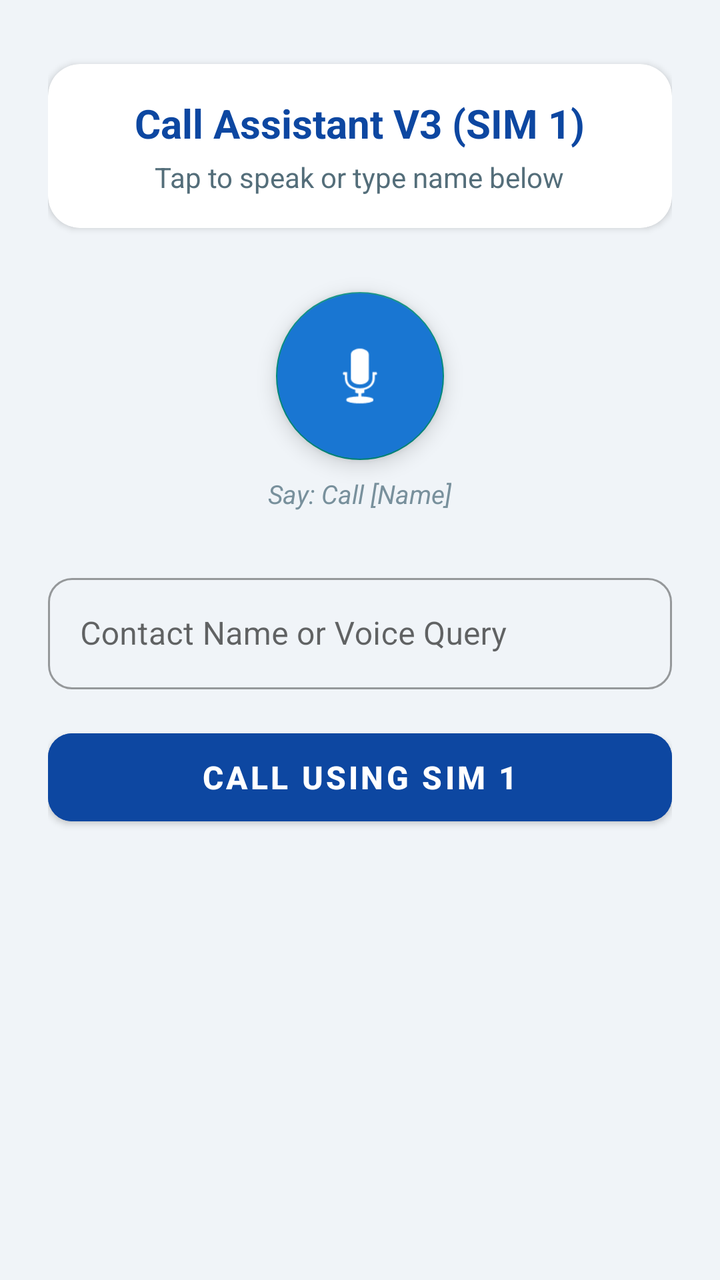
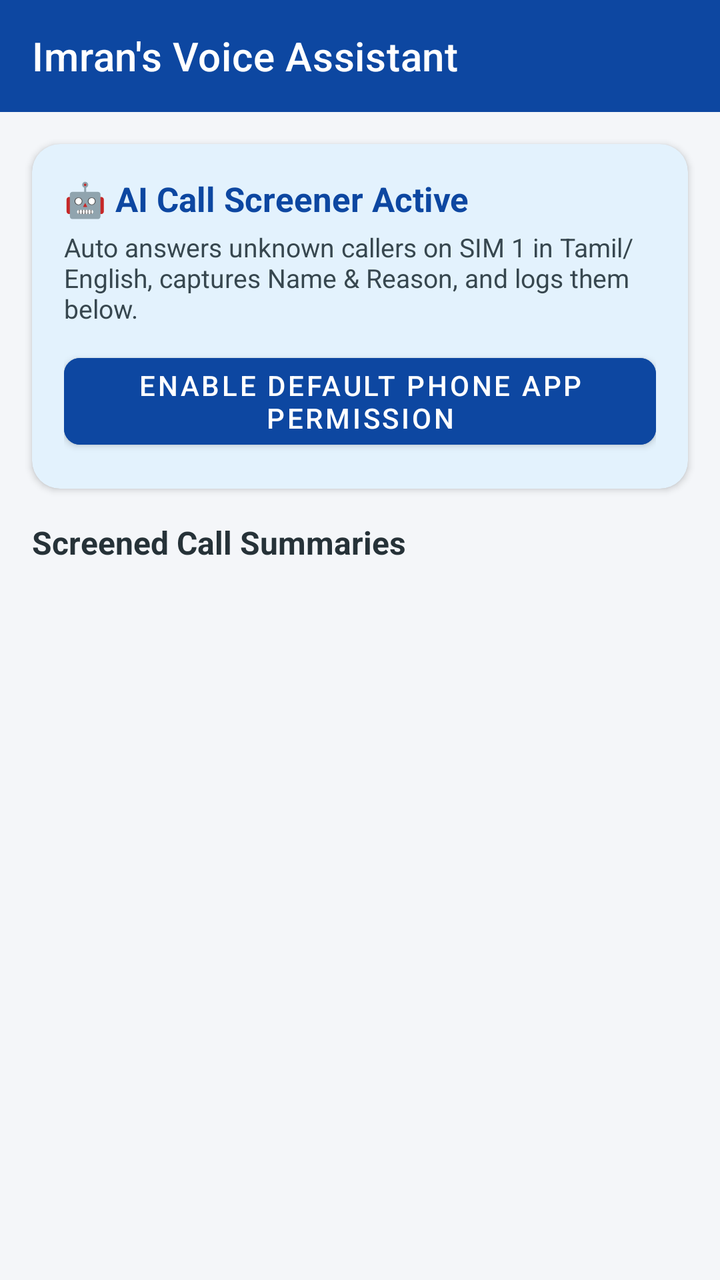

Two renders of the same Android screen: before a commit and after it. Below are the layout's source before the change and the commit's diff.
<!-- AndroidManifest.xml: application theme Theme.PersonalCallAssistant -->
<!-- res/layout/activity_main.xml -->
<?xml version="1.0" encoding="utf-8"?>
<ScrollView xmlns:android="http://schemas.android.com/apk/res/android"
    xmlns:app="http://schemas.android.com/apk/res-auto"
    android:layout_width="match_parent"
    android:layout_height="match_parent"
    android:fillViewport="true"
    android:background="#F0F4F8">

    <LinearLayout
        android:layout_width="match_parent"
        android:layout_height="wrap_content"
        android:orientation="vertical"
        android:padding="24dp"
        android:gravity="center_horizontal">

        
        <com.google.android.material.card.MaterialCardView
            android:layout_width="match_parent"
            android:layout_height="wrap_content"
            android:layout_marginTop="8dp"
            app:cardCornerRadius="16dp"
            app:cardElevation="2dp"
            app:cardBackgroundColor="#FFFFFF">

            <LinearLayout
                android:layout_width="match_parent"
                android:layout_height="wrap_content"
                android:orientation="vertical"
                android:padding="16dp"
                android:gravity="center">

                <TextView
                    android:id="@+id/tvHeaderTitle"
                    android:layout_width="wrap_content"
                    android:layout_height="wrap_content"
                    android:text="@string/title_v3"
                    android:textSize="20sp"
                    android:textStyle="bold"
                    android:textColor="#0D47A1" />

                <TextView
                    android:id="@+id/tvVoiceStatus"
                    android:layout_width="wrap_content"
                    android:layout_height="wrap_content"
                    android:text="@string/tap_to_speak"
                    android:textSize="14sp"
                    android:textColor="#546E7A"
                    android:layout_marginTop="4dp" />
            </LinearLayout>
        </com.google.android.material.card.MaterialCardView>

        
        <com.google.android.material.floatingactionbutton.FloatingActionButton
            android:id="@+id/fabVoice"
            android:layout_width="wrap_content"
            android:layout_height="wrap_content"
            android:layout_marginTop="32dp"
            android:contentDescription="Voice Command"
            app:fabCustomSize="84dp"
            app:maxImageSize="40dp"
            app:tint="#FFFFFF"
            android:backgroundTint="#1976D2"
            android:src="@android:drawable/ic_btn_speak_now" />

        <TextView
            android:layout_width="wrap_content"
            android:layout_height="wrap_content"
            android:text="Say: Call [Name]"
            android:textSize="13sp"
            android:textStyle="italic"
            android:textColor="#78909C"
            android:layout_marginTop="8dp" />

        
        <com.google.android.material.textfield.TextInputLayout
            android:id="@+id/inputLayoutName"
            style="@style/Widget.MaterialComponents.TextInputLayout.OutlinedBox"
            android:layout_width="match_parent"
            android:layout_height="wrap_content"
            android:layout_marginTop="28dp"
            android:hint="@string/hint_name"
            app:boxCornerRadiusTopStart="12dp"
            app:boxCornerRadiusTopEnd="12dp"
            app:boxCornerRadiusBottomStart="12dp"
            app:boxCornerRadiusBottomEnd="12dp">

            <com.google.android.material.textfield.TextInputEditText
                android:id="@+id/etNameQuery"
                android:layout_width="match_parent"
                android:layout_height="wrap_content"
                android:inputType="textPersonName"
                android:maxLines="1"
                android:textSize="16sp" />
        </com.google.android.material.textfield.TextInputLayout>

        
        <com.google.android.material.button.MaterialButton
            android:id="@+id/btnCallAction"
            android:layout_width="match_parent"
            android:layout_height="56dp"
            android:layout_marginTop="16dp"
            android:text="@string/btn_call_sim1"
            android:textSize="16sp"
            android:textStyle="bold"
            app:cornerRadius="12dp"
            android:backgroundTint="#0D47A1" />

        
        <com.google.android.material.card.MaterialCardView
            android:id="@+id/cardResult"
            android:layout_width="match_parent"
            android:layout_height="wrap_content"
            android:layout_marginTop="24dp"
            android:visibility="gone"
            app:cardCornerRadius="16dp"
            app:cardElevation="3dp"
            app:cardBackgroundColor="#FFFFFF">

            <LinearLayout
                android:layout_width="match_parent"
                android:layout_height="wrap_content"
                android:orientation="vertical"
                android:padding="18dp">

                <TextView
                    android:id="@+id/tvMatchStatus"
                    android:layout_width="wrap_content"
                    android:layout_height="wrap_content"
                    android:textSize="17sp"
                    android:textStyle="bold" />

                <TextView
                    android:id="@+id/tvMatchDetails"
                    android:layout_width="wrap_content"
                    android:layout_height="wrap_content"
                    android:textSize="14sp"
                    android:textColor="#37474F"
                    android:layout_marginTop="6dp" />
            </LinearLayout>
        </com.google.android.material.card.MaterialCardView>

    </LinearLayout>
</ScrollView>
<!-- resources referenced by this layout -->
<resources>
  <string name="btn_call_sim1">Call using SIM 1</string>
  <string name="hint_name">Contact Name or Voice Query</string>
  <string name="tap_to_speak">Tap to speak or type name below</string>
  <string name="title_v3">Call Assistant V3 (SIM 1)</string>
  <style name="Theme.PersonalCallAssistant" parent="Theme.MaterialComponents.DayNight.DarkActionBar">
          
          <item name="colorPrimary">#1976D2</item>
          <item name="colorPrimaryVariant">#0D47A1</item>
          <item name="colorOnPrimary">#FFFFFF</item>
          
          
          <item name="colorSecondary">#00897B</item>
          <item name="colorSecondaryVariant">#004D40</item>
          <item name="colorOnSecondary">#FFFFFF</item>
          
          
          <item name="android:statusBarColor">?attr/colorPrimaryVariant</item>
      </style>
</resources>

<!-- the commit's change to res/layout/activity_main.xml (unified diff, before → after) -->
@@ -1,143 +1,78 @@
 <?xml version="1.0" encoding="utf-8"?>
-<ScrollView xmlns:android="http://schemas.android.com/apk/res/android"
+<LinearLayout xmlns:android="http://schemas.android.com/apk/res/android"
     xmlns:app="http://schemas.android.com/apk/res-auto"
     android:layout_width="match_parent"
     android:layout_height="match_parent"
-    android:fillViewport="true"
-    android:background="#F0F4F8">
+    android:orientation="vertical"
+    android:background="#F4F6F9">
 
-    <LinearLayout
+    
+    <com.google.android.material.appbar.MaterialToolbar
+        android:layout_width="match_parent"
+        android:layout_height="?attr/actionBarSize"
+        android:background="#0D47A1"
+        app:title="Imran's Voice Assistant"
+        app:titleTextColor="#FFFFFF" />
+
+    
+    <com.google.android.material.card.MaterialCardView
         android:layout_width="match_parent"
         android:layout_height="wrap_content"
-        android:orientation="vertical"
-        android:padding="24dp"
-        android:gravity="center_horizontal">
+        android:layout_margin="16dp"
+        app:cardCornerRadius="14dp"
+        app:cardElevation="2dp"
+        app:cardBackgroundColor="#E3F2FD">
 
-        
-        <com.google.android.material.card.MaterialCardView
+        <LinearLayout
             android:layout_width="match_parent"
             android:layout_height="wrap_content"
-            android:layout_marginTop="8dp"
-            app:cardCornerRadius="16dp"
-            app:cardElevation="2dp"
-            app:cardBackgroundColor="#FFFFFF">
+            android:orientation="vertical"
+            android:padding="16dp">
 
-            <LinearLayout
+            <TextView
+                android:layout_width="wrap_content"
+                android:layout_height="wrap_content"
+                android:text="🤖 AI Call Screener Active"
+                android:textSize="17sp"
+                android:textStyle="bold"
+                android:textColor="#0D47A1" />
+
+            <TextView
+                android:layout_width="wrap_content"
+                android:layout_height="wrap_content"
+                android:text="Auto answers unknown callers on SIM 1 in Tamil/English, captures Name &amp; Reason, and logs them below."
+                android:textSize="13sp"
+                android:textColor="#37474F"
+                android:layout_marginTop="4dp" />
+
+            <com.google.android.material.button.MaterialButton
+                android:id="@+id/btnSetDefaultDialer"
                 android:layout_width="match_parent"
                 android:layout_height="wrap_content"
-                android:orientation="vertical"
-                android:padding="16dp"
-                android:gravity="center">
+                android:layout_marginTop="10dp"
+                android:text="Enable Default Phone App Permission"
+                android:backgroundTint="#0D47A1"
+                app:cornerRadius="8dp" />
+        </LinearLayout>
+    </com.google.android.material.card.MaterialCardView>
 
-                <TextView
-                    android:id="@+id/tvHeaderTitle"
-                    android:layout_width="wrap_content"
-                    android:layout_height="wrap_content"
-                    android:text="@string/title_v3"
-                    android:textSize="20sp"
-                    android:textStyle="bold"
-                    android:textColor="#0D47A1" />
+    <TextView
+        android:layout_width="wrap_content"
+        android:layout_height="wrap_content"
+        android:text="Screened Call Summaries"
+        android:textSize="16sp"
+        android:textStyle="bold"
+        android:textColor="#263238"
+        android:layout_marginStart="16dp"
+        android:layout_marginBottom="8dp" />
 
-                <TextView
-                    android:id="@+id/tvVoiceStatus"
-                    android:layout_width="wrap_content"
-                    android:layout_height="wrap_content"
-                    android:text="@string/tap_to_speak"
-                    android:textSize="14sp"
-                    android:textColor="#546E7A"
-                    android:layout_marginTop="4dp" />
-            </LinearLayout>
-        </com.google.android.material.card.MaterialCardView>
+    
+    <androidx.recyclerview.widget.RecyclerView
+        android:id="@+id/rvCallLogs"
+        android:layout_width="match_parent"
+        android:layout_height="0dp"
+        android:layout_weight="1"
+        android:paddingHorizontal="16dp"
+        android:clipToPadding="false" />
 
-        
-        <com.google.android.material.floatingactionbutton.FloatingActionButton
-            android:id="@+id/fabVoice"
-            android:layout_width="wrap_content"
-            android:layout_height="wrap_content"
-            android:layout_marginTop="32dp"
-            android:contentDescription="Voice Command"
-            app:fabCustomSize="84dp"
-            app:maxImageSize="40dp"
-            app:tint="#FFFFFF"
-            android:backgroundTint="#1976D2"
-            android:src="@android:drawable/ic_btn_speak_now" />
-
-        <TextView
-            android:layout_width="wrap_content"
-            android:layout_height="wrap_content"
-            android:text="Say: Call [Name]"
-            android:textSize="13sp"
-            android:textStyle="italic"
-            android:textColor="#78909C"
-            android:layout_marginTop="8dp" />
-
-        
-        <com.google.android.material.textfield.TextInputLayout
-            android:id="@+id/inputLayoutName"
-            style="@style/Widget.MaterialComponents.TextInputLayout.OutlinedBox"
-            android:layout_width="match_parent"
-            android:layout_height="wrap_content"
-            android:layout_marginTop="28dp"
-            android:hint="@string/hint_name"
-            app:boxCornerRadiusTopStart="12dp"
-            app:boxCornerRadiusTopEnd="12dp"
-            app:boxCornerRadiusBottomStart="12dp"
-            app:boxCornerRadiusBottomEnd="12dp">
-
-            <com.google.android.material.textfield.TextInputEditText
-                android:id="@+id/etNameQuery"
-                android:layout_width="match_parent"
-                android:layout_height="wrap_content"
-                android:inputType="textPersonName"
-                android:maxLines="1"
-                android:textSize="16sp" />
-        </com.google.android.material.textfield.TextInputLayout>
-
-        
-        <com.google.android.material.button.MaterialButton
-            android:id="@+id/btnCallAction"
-            android:layout_width="match_parent"
-            android:layout_height="56dp"
-            android:layout_marginTop="16dp"
-            android:text="@string/btn_call_sim1"
-            android:textSize="16sp"
-            android:textStyle="bold"
-            app:cornerRadius="12dp"
-            android:backgroundTint="#0D47A1" />
-
-        
-        <com.google.android.material.card.MaterialCardView
-            android:id="@+id/cardResult"
-            android:layout_width="match_parent"
-            android:layout_height="wrap_content"
-            android:layout_marginTop="24dp"
-            android:visibility="gone"
-            app:cardCornerRadius="16dp"
-            app:cardElevation="3dp"
-            app:cardBackgroundColor="#FFFFFF">
-
-            <LinearLayout
-                android:layout_width="match_parent"
-                android:layout_height="wrap_content"
-                android:orientation="vertical"
-                android:padding="18dp">
-
-                <TextView
-                    android:id="@+id/tvMatchStatus"
-                    android:layout_width="wrap_content"
-                    android:layout_height="wrap_content"
-                    android:textSize="17sp"
-                    android:textStyle="bold" />
-
-                <TextView
-                    android:id="@+id/tvMatchDetails"
-                    android:layout_width="wrap_content"
-                    android:layout_height="wrap_content"
-                    android:textSize="14sp"
-                    android:textColor="#37474F"
-                    android:layout_marginTop="6dp" />
-            </LinearLayout>
-        </com.google.android.material.card.MaterialCardView>
-
-    </LinearLayout>
-</ScrollView>
+</LinearLayout>
<!-- resource entries referenced after the edit -->
@@ -1,9 +1,5 @@
 <!-- resources referenced by this layout -->
 <resources>
-  <string name="btn_call_sim1">Call using SIM 1</string>
-  <string name="hint_name">Contact Name or Voice Query</string>
-  <string name="tap_to_speak">Tap to speak or type name below</string>
-  <string name="title_v3">Call Assistant V3 (SIM 1)</string>
   <style name="Theme.PersonalCallAssistant" parent="Theme.MaterialComponents.DayNight.DarkActionBar">
           
           <item name="colorPrimary">#1976D2</item>
